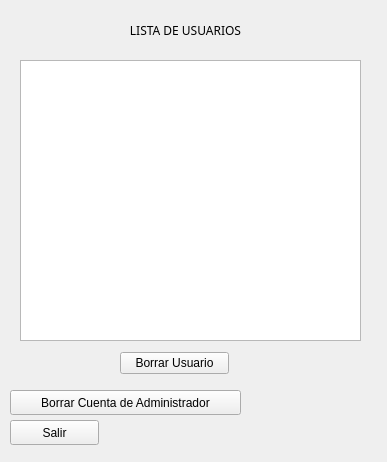
Old version of the form usuarios_admin.ui in the repository HailNicole/App_Finanzas.
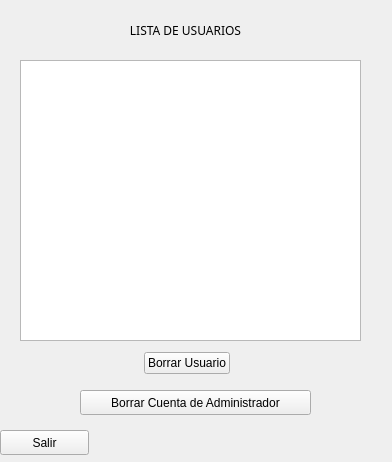
New version of the form.

The edit to the form file:
```diff
--- a/usuarios_admin.ui
+++ b/usuarios_admin.ui
@@ -6,7 +6,7 @@
    <rect>
     <x>0</x>
     <y>0</y>
-    <width>387</width>
+    <width>392</width>
     <height>462</height>
    </rect>
   </property>
@@ -48,13 +48,29 @@
   <widget class="QWidget" name="horizontalLayoutWidget">
    <property name="geometry">
     <rect>
-     <x>120</x>
+     <x>11</x>
      <y>350</y>
-     <width>109</width>
+     <width>351</width>
      <height>27</height>
     </rect>
    </property>
    <layout class="QHBoxLayout" name="horizontalLayout">
+    <property name="leftMargin">
+     <number>0</number>
+    </property>
+    <item>
+     <spacer name="horizontalSpacer">
+      <property name="orientation">
+       <enum>Qt::Horizontal</enum>
+      </property>
+      <property name="sizeHint" stdset="0">
+       <size>
+        <width>40</width>
+        <height>20</height>
+       </size>
+      </property>
+     </spacer>
+    </item>
     <item>
      <widget class="QPushButton" name="btn_borrarUser">
       <property name="text">
@@ -62,12 +78,25 @@
       </property>
      </widget>
     </item>
+    <item>
+     <spacer name="horizontalSpacer_2">
+      <property name="orientation">
+       <enum>Qt::Horizontal</enum>
+      </property>
+      <property name="sizeHint" stdset="0">
+       <size>
+        <width>40</width>
+        <height>20</height>
+       </size>
+      </property>
+     </spacer>
+    </item>
    </layout>
   </widget>
   <widget class="QPushButton" name="btn_elimadmin">
    <property name="geometry">
     <rect>
-     <x>10</x>
+     <x>80</x>
      <y>390</y>
      <width>231</width>
      <height>25</height>
@@ -80,8 +109,8 @@
   <widget class="QPushButton" name="btn_exit">
    <property name="geometry">
     <rect>
-     <x>10</x>
-     <y>420</y>
+     <x>0</x>
+     <y>430</y>
      <width>89</width>
      <height>25</height>
     </rect>
```
